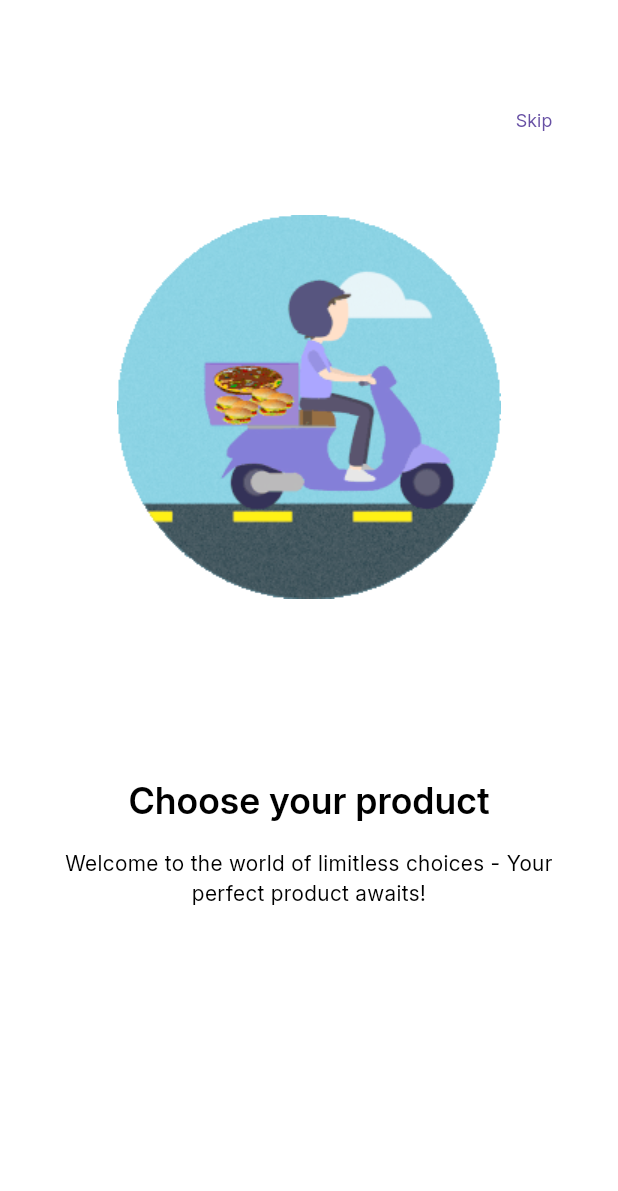
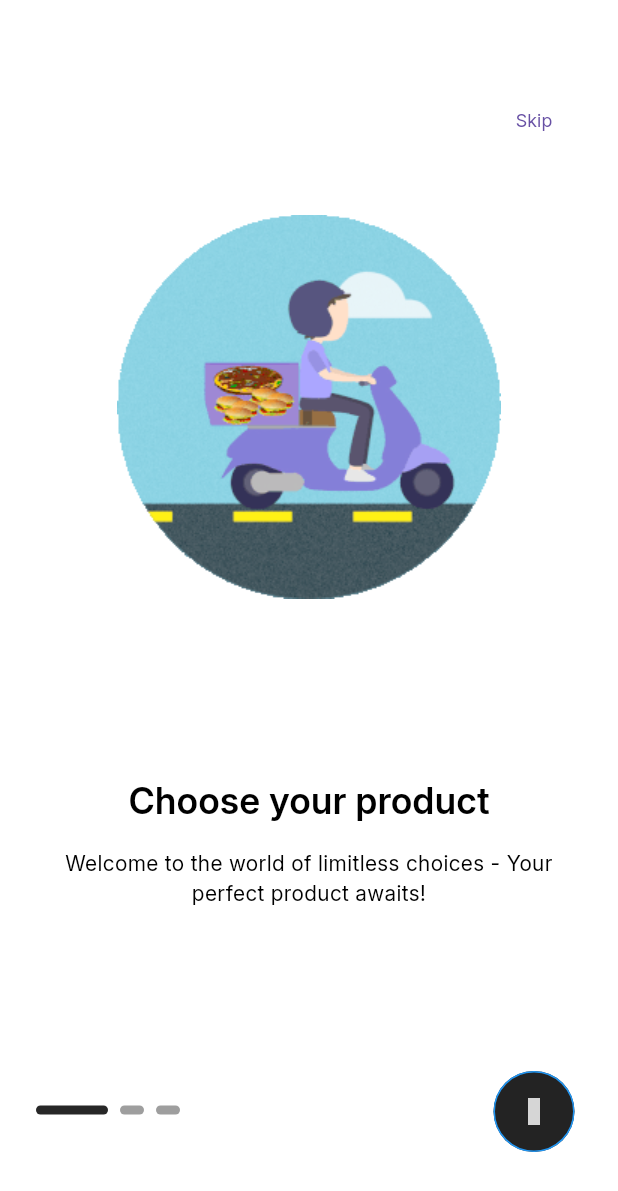
Before and after one commit to AneebKhan/EcommerceApp, a Flutter app: the screen it shows after launch, on a phone screen of 412 x 824 dp. Shown: the top 1191 px of the screen. Run offline on Flutter 3.47's test engine with Material 3 defaults, Android fonts, the phone set to English and light mode, and no system bars; drawn by our look-alikes of smooth_page_indicator; our stand-ins replace get, get_storage, iconsax, logger; grey boxes are pictures that could not be loaded.

Commit message:
Updated OnBoaridng Design

```diff
--- a/lib/features/authentication/screens/onboarding/onboarding.dart
+++ b/lib/features/authentication/screens/onboarding/onboarding.dart
@@ -1,3 +1,5 @@
+import 'package:ecommerce_app/features/authentication/screens/onboarding/widgets/on_boarding_navigation.dart';
+import 'package:ecommerce_app/features/authentication/screens/onboarding/widgets/on_boarding_next_button.dart';
 import 'package:ecommerce_app/features/authentication/screens/onboarding/widgets/onboarding_page.dart';
 import 'package:ecommerce_app/features/authentication/screens/onboarding/widgets/onboarding_skip.dart';
 import 'package:ecommerce_app/utils/constants/image_strings.dart';
@@ -5,7 +7,10 @@ import 'package:ecommerce_app/utils/constants/sizes.dart';
 import 'package:ecommerce_app/utils/device/device_utility.dart';
 import 'package:ecommerce_app/utils/helpers/helper_functions.dart';
 import 'package:flutter/material.dart';
+import 'package:iconsax/iconsax.dart';
+import 'package:smooth_page_indicator/smooth_page_indicator.dart';
 
+import '../../../../utils/constants/colors.dart';
 import '../../../../utils/constants/text_strings.dart';
 
 class OnBoardingScreen extends StatelessWidget {
@@ -41,7 +46,10 @@ class OnBoardingScreen extends StatelessWidget {
           OnBoardingSkip(),
 
           /// Dot Navigation SmoothPageIndicator
+          OnBoardingNavigation(),
+
           /// Circular Button
+          OnBoardingNextButton(),
         ],
       ),
     );
--- /dev/null
+++ b/lib/features/authentication/screens/onboarding/widgets/on_boarding_navigation.dart
@@ -0,0 +1,26 @@
+import 'package:flutter/material.dart';
+import 'package:smooth_page_indicator/smooth_page_indicator.dart';
+
+import '../../../../../utils/constants/colors.dart';
+import '../../../../../utils/constants/sizes.dart';
+import '../../../../../utils/device/device_utility.dart';
+import '../../../../../utils/helpers/helper_functions.dart';
+
+class OnBoardingNavigation extends StatelessWidget {
+  const OnBoardingNavigation({
+    super.key,
+  });
+
+  @override
+  Widget build(BuildContext context) {
+
+    final dark = CustomHelperFunctions.isDarkMode(context);
+
+    return Positioned(
+      bottom: DeviceUtility.getBottomNavigationBarHeight() + 25,
+      left: CustomSizes.defaultSpace,
+      child: SmoothPageIndicator(controller: PageController(), count: 3,
+          effect: ExpandingDotsEffect(activeDotColor: dark ? CustomColors.light : CustomColors.dark , dotHeight: 6)),
+    );
+  }
+}
--- /dev/null
+++ b/lib/features/authentication/screens/onboarding/widgets/on_boarding_next_button.dart
@@ -0,0 +1,29 @@
+import 'package:flutter/material.dart';
+import 'package:iconsax/iconsax.dart';
+
+import '../../../../../utils/constants/colors.dart';
+import '../../../../../utils/constants/sizes.dart';
+import '../../../../../utils/device/device_utility.dart';
+import '../../../../../utils/helpers/helper_functions.dart';
+
+class OnBoardingNextButton extends StatelessWidget {
+  const OnBoardingNextButton({
+    super.key,
+  });
+
+  @override
+  Widget build(BuildContext context) {
+
+    final dark = CustomHelperFunctions.isDarkMode(context);
+
+    return Positioned(
+        bottom: DeviceUtility.getBottomNavigationBarHeight(),
+        right: CustomSizes.defaultSpace,
+        child: ElevatedButton(
+          onPressed: () {},
+          style: ElevatedButton.styleFrom(shape: CircleBorder(), backgroundColor: dark ? CustomColors.primary : CustomColors.black),
+          child: Icon(Iconsax.arrow_right_3),
+        )
+    );
+  }
+}
--- a/lib/utils/constants/colors.dart
+++ b/lib/utils/constants/colors.dart
@@ -20,7 +20,7 @@ class CustomColors {
   static const Color textWhite = Colors.white;
 
   // Background Colors
-  static const Color Light = Color(0xFFF6F6F6);
+  static const Color light = Color(0xFFF6F6F6);
   static const Color dark = Color(0xFF272727);
   static const Color primaryBackground = Color(0xFFF3F5FF);
 
```
